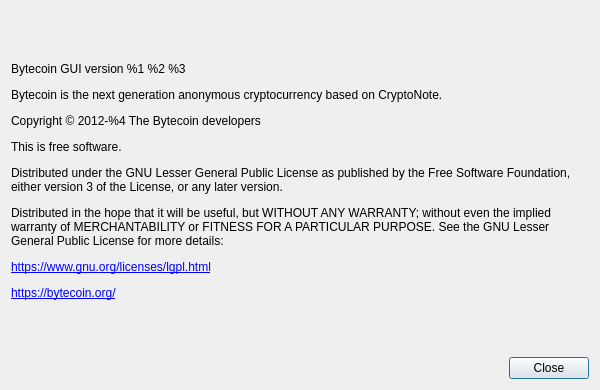
Old version of the form src/aboutdialog.ui in the repository bcndev/bytecoin-gui.
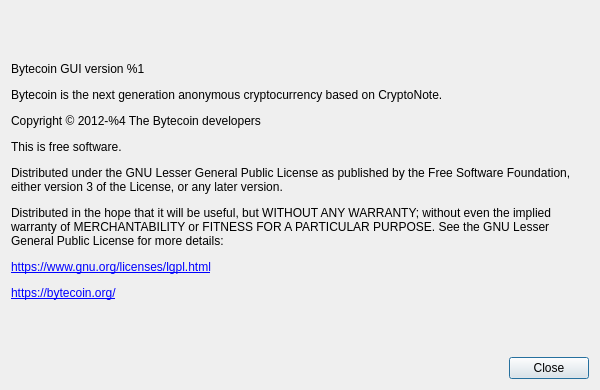
New version of the form. Custom widgets are drawn as their Qt base class.

The edit to the form file:
```diff
--- a/src/aboutdialog.ui
+++ b/src/aboutdialog.ui
@@ -41,7 +41,7 @@
       </sizepolicy>
      </property>
      <property name="text">
-      <string>&lt;html&gt;&lt;head/&gt;&lt;body&gt;&lt;p&gt;Bytecoin GUI version %1 %2 %3&lt;/p&gt;&lt;p&gt;Bytecoin is the next generation anonymous cryptocurrency based on CryptoNote.&lt;/p&gt;&lt;p&gt;Copyright © 2012-%4 The Bytecoin developers&lt;/p&gt;&lt;p&gt;This is free software.&lt;/p&gt;&lt;p&gt;Distributed under the GNU Lesser General Public License as published by the Free Software Foundation, either version 3 of the License, or any later version.&lt;/p&gt;&lt;p&gt;Distributed in the hope that it will be useful, but WITHOUT ANY WARRANTY; without even the implied warranty of MERCHANTABILITY or FITNESS FOR A PARTICULAR PURPOSE. See the GNU Lesser General Public License for more details:&lt;/p&gt;&lt;p&gt;&lt;a href=&quot;https://www.gnu.org/licenses/lgpl.html&quot;&gt;&lt;span style=&quot; text-decoration: underline; color:#0000ff;&quot;&gt;https://www.gnu.org/licenses/lgpl.html&lt;/span&gt;&lt;/a&gt;&lt;/p&gt;&lt;p&gt;&lt;a href=&quot;http://bytecoin.org/&quot;&gt;&lt;span style=&quot; text-decoration: underline; color:#0000ff;&quot;&gt;https://bytecoin.org/&lt;/span&gt;&lt;/a&gt;&lt;/p&gt;&lt;/body&gt;&lt;/html&gt;</string>
+      <string>&lt;html&gt;&lt;head/&gt;&lt;body&gt;&lt;p&gt;Bytecoin GUI version %1&lt;/p&gt;&lt;p&gt;Bytecoin is the next generation anonymous cryptocurrency based on CryptoNote.&lt;/p&gt;&lt;p&gt;Copyright © 2012-%4 The Bytecoin developers&lt;/p&gt;&lt;p&gt;This is free software.&lt;/p&gt;&lt;p&gt;Distributed under the GNU Lesser General Public License as published by the Free Software Foundation, either version 3 of the License, or any later version.&lt;/p&gt;&lt;p&gt;Distributed in the hope that it will be useful, but WITHOUT ANY WARRANTY; without even the implied warranty of MERCHANTABILITY or FITNESS FOR A PARTICULAR PURPOSE. See the GNU Lesser General Public License for more details:&lt;/p&gt;&lt;p&gt;&lt;a href=&quot;https://www.gnu.org/licenses/lgpl.html&quot;&gt;&lt;span style=&quot; text-decoration: underline; color:#0000ff;&quot;&gt;https://www.gnu.org/licenses/lgpl.html&lt;/span&gt;&lt;/a&gt;&lt;/p&gt;&lt;p&gt;&lt;a href=&quot;http://bytecoin.org/&quot;&gt;&lt;span style=&quot; text-decoration: underline; color:#0000ff;&quot;&gt;https://bytecoin.org/&lt;/span&gt;&lt;/a&gt;&lt;/p&gt;&lt;/body&gt;&lt;/html&gt;</string>
      </property>
      <property name="textFormat">
       <enum>Qt::RichText</enum>
```
